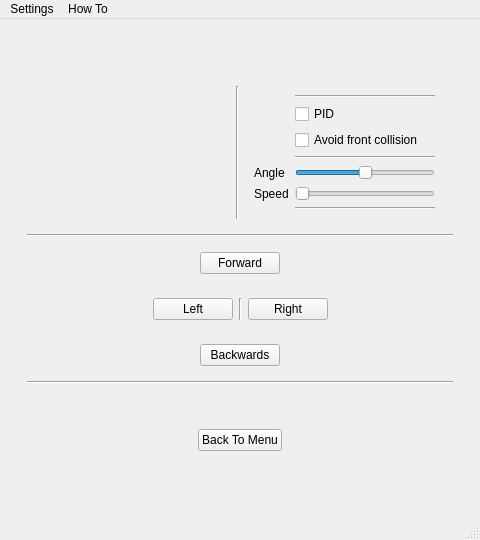
This is GUI/ui/MainWindow.ui in dimaandrei/Licenta-Motorcycle as Qt 5 draws it before an edit. The edited form follows.
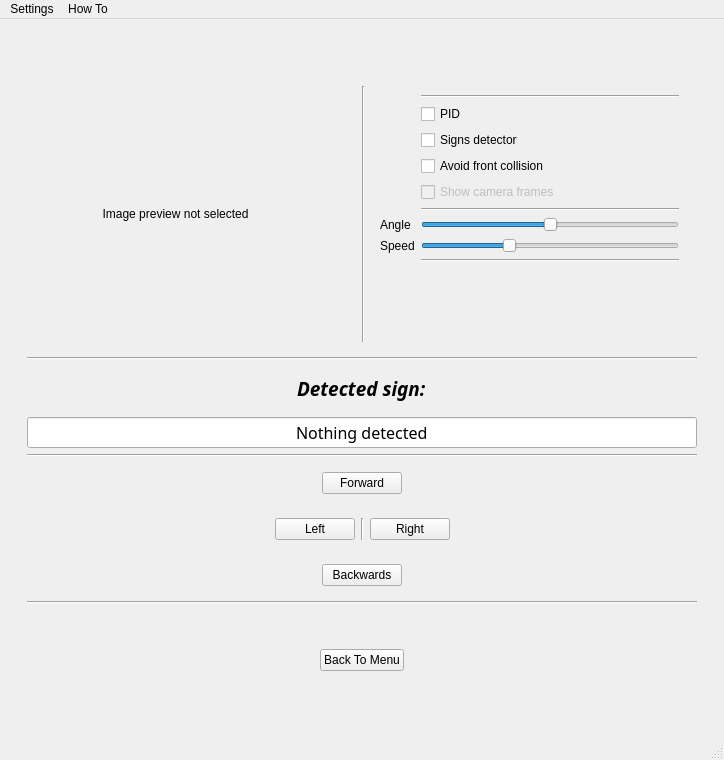
This is the edited form.

Commit message: Add more options in interface

Patch:
```diff
--- a/GUI/ui/MainWindow.ui
+++ b/GUI/ui/MainWindow.ui
@@ -6,14 +6,14 @@
    <rect>
     <x>0</x>
     <y>0</y>
-    <width>480</width>
-    <height>540</height>
+    <width>724</width>
+    <height>760</height>
    </rect>
   </property>
   <property name="minimumSize">
    <size>
-    <width>480</width>
-    <height>540</height>
+    <width>724</width>
+    <height>760</height>
    </size>
   </property>
   <property name="windowTitle">
@@ -243,17 +243,23 @@
             <widget class="QWidget" name="widget_9" native="true">
              <layout class="QHBoxLayout" name="horizontalLayout_10">
               <item>
-               <spacer name="horizontalSpacer_19">
-                <property name="orientation">
-                 <enum>Qt::Horizontal</enum>
+               <widget class="QLabel" name="frameViewerLabel">
+                <property name="sizePolicy">
+                 <sizepolicy hsizetype="MinimumExpanding" vsizetype="MinimumExpanding">
+                  <horstretch>0</horstretch>
+                  <verstretch>0</verstretch>
+                 </sizepolicy>
                 </property>
-                <property name="sizeHint" stdset="0">
+                <property name="minimumSize">
                  <size>
-                  <width>40</width>
-                  <height>20</height>
+                  <width>320</width>
+                  <height>256</height>
                  </size>
                 </property>
-               </spacer>
+                <property name="text">
+                 <string>                    Image preview not selected</string>
+                </property>
+               </widget>
               </item>
               <item>
                <widget class="Line" name="line_2">
@@ -279,70 +285,176 @@
                    </property>
                   </widget>
                  </item>
-                 <item row="2" column="1">
+                 <item row="3" column="1">
                   <widget class="QCheckBox" name="avoidCollision_c">
                    <property name="text">
                     <string>Avoid front collision</string>
                    </property>
                   </widget>
                  </item>
-                 <item row="3" column="1">
+                 <item row="5" column="1">
                   <widget class="Line" name="line_5">
                    <property name="orientation">
                     <enum>Qt::Horizontal</enum>
                    </property>
                   </widget>
                  </item>
-                 <item row="4" column="0">
+                 <item row="6" column="0">
                   <widget class="QLabel" name="label_3">
                    <property name="text">
                     <string>Angle</string>
                    </property>
                   </widget>
                  </item>
-                 <item row="4" column="1">
+                 <item row="6" column="1">
                   <widget class="QSlider" name="angleSlider">
+                   <property name="minimum">
+                    <number>80</number>
+                   </property>
                    <property name="maximum">
-                    <number>60</number>
+                    <number>136</number>
                    </property>
                    <property name="singleStep">
-                    <number>2</number>
+                    <number>1</number>
+                   </property>
+                   <property name="pageStep">
+                    <number>0</number>
+                   </property>
+                   <property name="value">
+                    <number>108</number>
                    </property>
                    <property name="sliderPosition">
-                    <number>30</number>
+                    <number>108</number>
                    </property>
                    <property name="orientation">
                     <enum>Qt::Horizontal</enum>
                    </property>
                   </widget>
                  </item>
-                 <item row="5" column="0">
+                 <item row="7" column="0">
                   <widget class="QLabel" name="label_4">
                    <property name="text">
                     <string>Speed</string>
                    </property>
                   </widget>
                  </item>
-                 <item row="5" column="1">
+                 <item row="7" column="1">
                   <widget class="QSlider" name="speedSlider">
+                   <property name="maximum">
+                    <number>150</number>
+                   </property>
+                   <property name="value">
+                    <number>50</number>
+                   </property>
                    <property name="orientation">
                     <enum>Qt::Horizontal</enum>
                    </property>
                   </widget>
                  </item>
-                 <item row="6" column="1">
+                 <item row="8" column="1">
                   <widget class="Line" name="line_7">
                    <property name="orientation">
                     <enum>Qt::Horizontal</enum>
                    </property>
                   </widget>
                  </item>
+                 <item row="2" column="1">
+                  <widget class="QCheckBox" name="signsDetector_c">
+                   <property name="text">
+                    <string>Signs detector</string>
+                   </property>
+                  </widget>
+                 </item>
+                 <item row="4" column="1">
+                  <widget class="QCheckBox" name="showCamera_c">
+                   <property name="enabled">
+                    <bool>false</bool>
+                   </property>
+                   <property name="text">
+                    <string>Show camera frames</string>
+                   </property>
+                  </widget>
+                 </item>
                 </layout>
                </widget>
               </item>
              </layout>
             </widget>
            </item>
+           <item>
+            <widget class="Line" name="line_6">
+             <property name="orientation">
+              <enum>Qt::Horizontal</enum>
+             </property>
+            </widget>
+           </item>
+           <item>
+            <widget class="QWidget" name="widget_12" native="true">
+             <layout class="QHBoxLayout" name="horizontalLayout_13">
+              <item>
+               <spacer name="horizontalSpacer_19">
+                <property name="orientation">
+                 <enum>Qt::Horizontal</enum>
+                </property>
+                <property name="sizeHint" stdset="0">
+                 <size>
+                  <width>40</width>
+                  <height>20</height>
+                 </size>
+                </property>
+               </spacer>
+              </item>
+              <item>
+               <widget class="QLabel" name="label_2">
+                <property name="font">
+                 <font>
+                  <family>Ubuntu Condensed</family>
+                  <pointsize>14</pointsize>
+                  <weight>75</weight>
+                  <italic>true</italic>
+                  <bold>true</bold>
+                 </font>
+                </property>
+                <property name="text">
+                 <string>Detected sign:</string>
+                </property>
+               </widget>
+              </item>
+              <item>
+               <spacer name="horizontalSpacer_22">
+                <property name="orientation">
+                 <enum>Qt::Horizontal</enum>
+                </property>
+                <property name="sizeHint" stdset="0">
+                 <size>
+                  <width>40</width>
+                  <height>20</height>
+                 </size>
+                </property>
+               </spacer>
+              </item>
+             </layout>
+            </widget>
+           </item>
+           <item>
+            <widget class="QLineEdit" name="signDetectedLine">
+             <property name="font">
+              <font>
+               <family>Ubuntu Condensed</family>
+               <pointsize>12</pointsize>
+              </font>
+             </property>
+             <property name="text">
+              <string>Nothing detected</string>
+             </property>
+             <property name="alignment">
+              <set>Qt::AlignCenter</set>
+             </property>
+             <property name="readOnly">
+              <bool>true</bool>
+             </property>
+            </widget>
+           </item>
            <item>
             <widget class="Line" name="line">
              <property name="orientation">
@@ -702,7 +814,7 @@
     <rect>
      <x>0</x>
      <y>0</y>
-     <width>480</width>
+     <width>724</width>
      <height>22</height>
     </rect>
    </property>
```
The commit also changes 2 other files.
